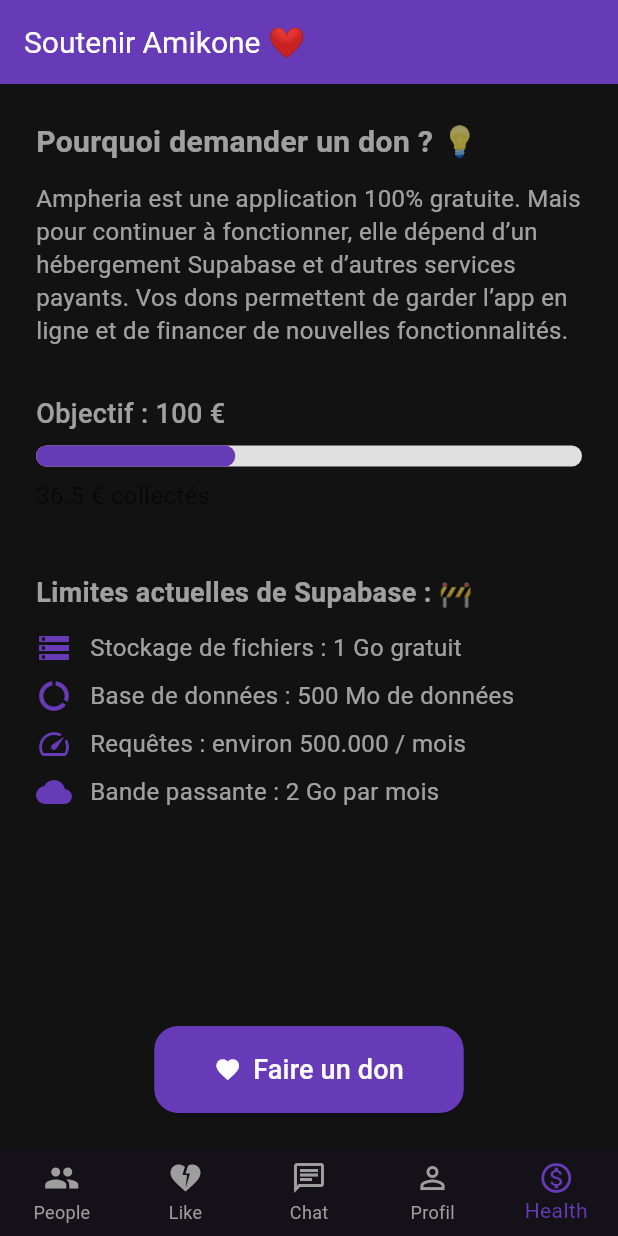
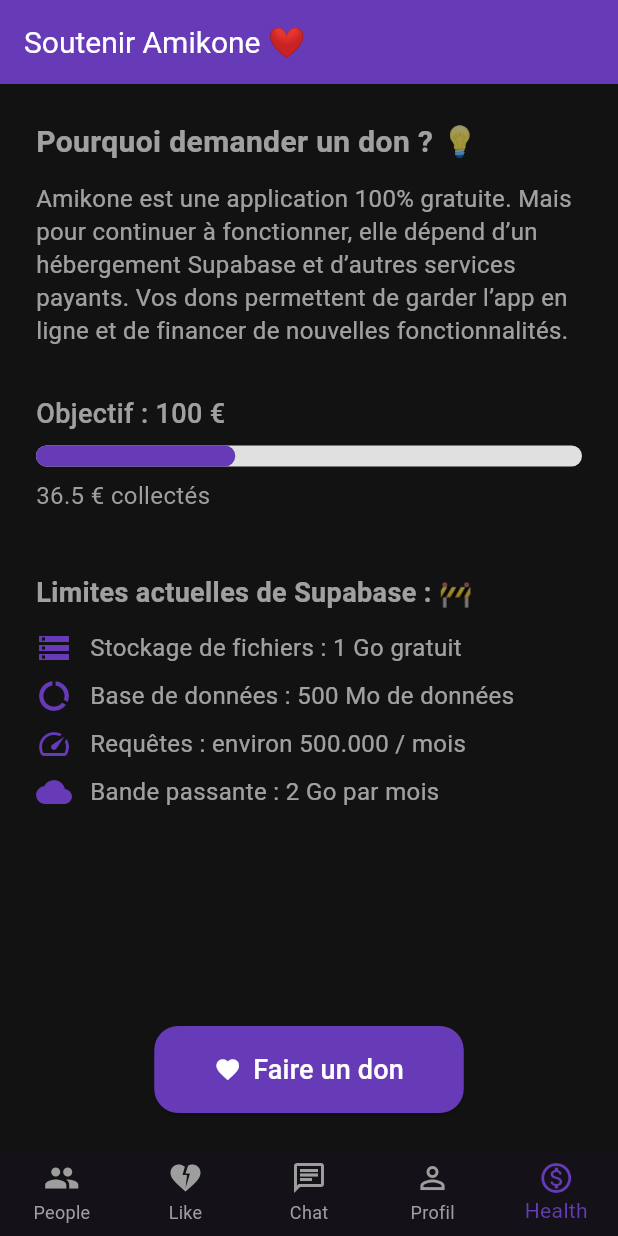
Before and after one commit to amikone/ampheria, a Flutter app: the screen it shows once a user with an empty profile is signed in, item 5 of the bottom bar chosen, on a phone screen of 412 x 824 dp. Run offline on Flutter 3.47's test engine with Material 3 defaults, Android fonts, the phone set to English and light mode, and no system bars; our stand-ins replace image_picker, supabase_flutter; missing offline and left inert: supabase_auth_ui; accounts and stored records are empty; network calls fail.

Commit message:
Fix health

```diff
--- a/lib/presentation/Page/Health/HealthPage.dart
+++ b/lib/presentation/Page/Health/HealthPage.dart
@@ -27,7 +27,7 @@ class HealthPage extends StatelessWidget {
             ),
             const SizedBox(height: 12),
             const Text(
-              "Ampheria est une application 100% gratuite. "
+              "Amikone est une application 100% gratuite. "
                   "Mais pour continuer à fonctionner, elle dépend d’un hébergement Supabase et d’autres services payants. "
                   "Vos dons permettent de garder l’app en ligne et de financer de nouvelles fonctionnalités.",
               style: TextStyle(fontSize: 16, height: 1.4),
@@ -49,7 +49,7 @@ class HealthPage extends StatelessWidget {
             const SizedBox(height: 8),
             Text(
               '${actuel.toStringAsFixed(1)} € collectés',
-              style: const TextStyle(fontSize: 16, color: Colors.black54),
+              style: const TextStyle(fontSize: 16, color: Colors.grey),
             ),
 
             const SizedBox(height: 40),
--- a/lib/presentation/Page/Like/LikePage.dart
+++ b/lib/presentation/Page/Like/LikePage.dart
@@ -117,7 +117,7 @@ class _LikePageState extends State<LikePage> {
                               children: [
                                 ElevatedButton(
                                   onPressed: () => _likeBack(profile['id']),
-                                  child: const Icon(Icons.favorite, size: 20),
+                                  child: const Icon(Icons.favorite, size: 16),
                                 ),
                                 ElevatedButton(
                                   onPressed: () {
```
